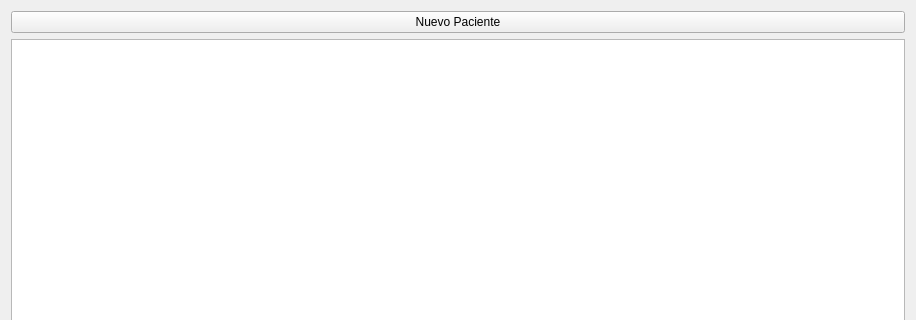
Qt form Documentacion/QtDesigner/pacientes_lista_modificar.ui (AsgardUtvt/ProyectoIntegrador1) before a commit; both pictures show x 0 to 916 and y 0 to 320 of the 916 by 472 pixel window.
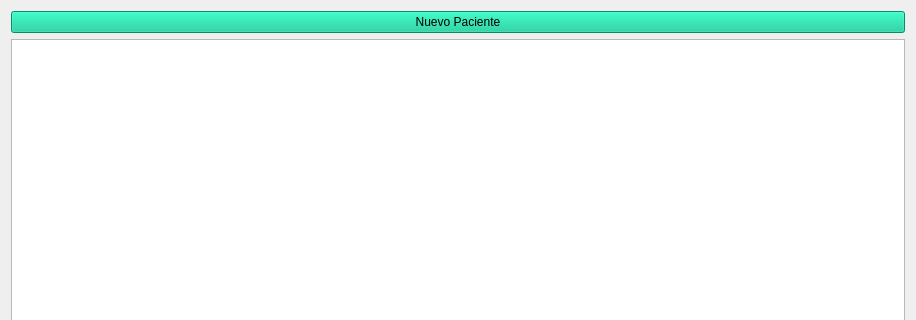
The same form after that commit.

What changed in the file:
```diff
--- a/Documentacion/QtDesigner/pacientes_lista_modificar.ui
+++ b/Documentacion/QtDesigner/pacientes_lista_modificar.ui
@@ -16,6 +16,12 @@
   <layout class="QVBoxLayout" name="verticalLayout">
    <item>
     <widget class="QPushButton" name="pb_nuevo_paciente">
+     <property name="styleSheet">
+      <string notr="true">QPushButton#pb_nuevo_paciente{
+background-color: rgb(0, 198, 145);
+
+}</string>
+     </property>
      <property name="text">
       <string>Nuevo Paciente</string>
      </property>
```
